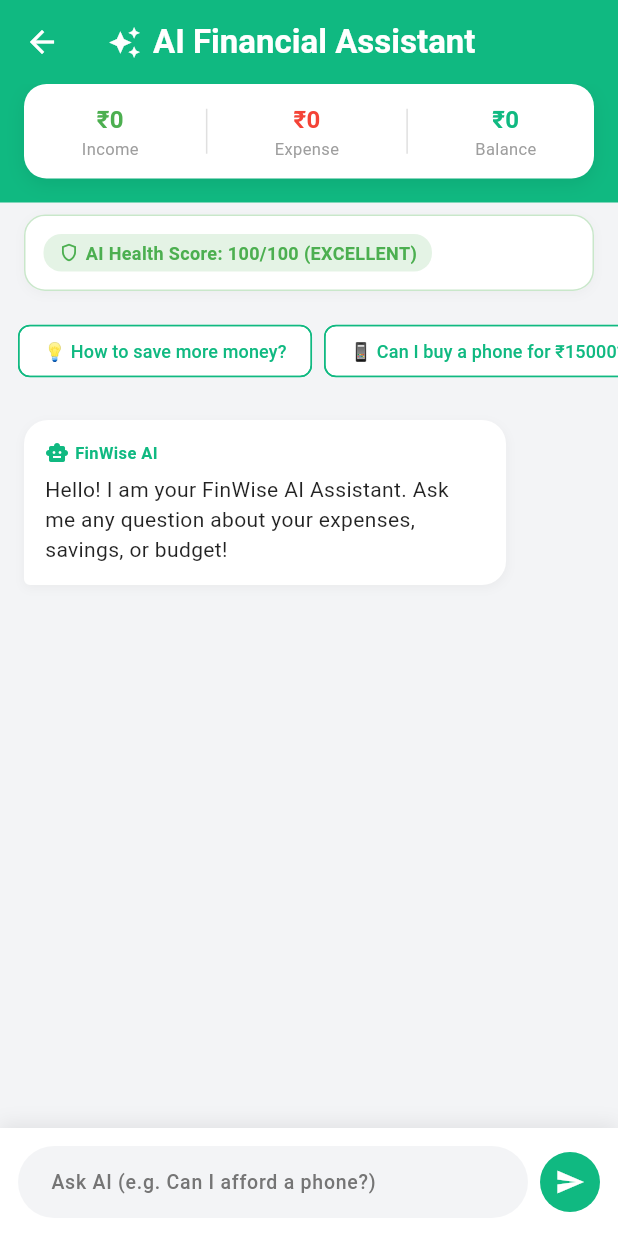
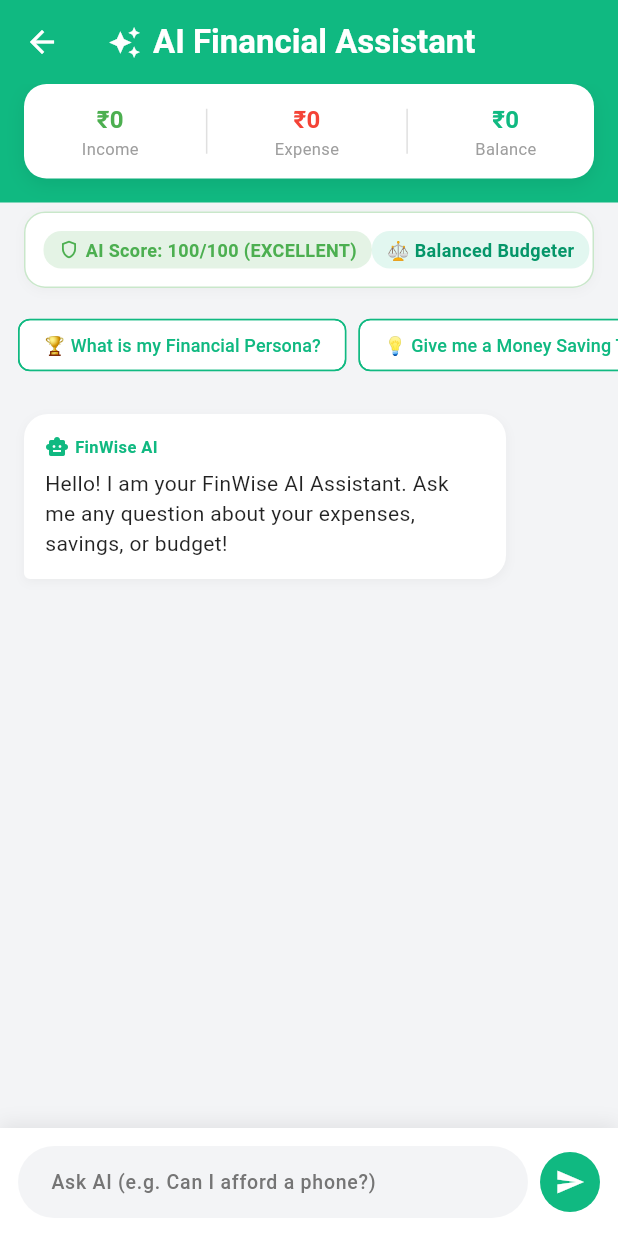
Before and after one commit to MISBAHZAFAR24/AI-Expense-Tracker-, a Flutter app: the AiAdvisorScreen screen opened directly, on a phone screen of 412 x 824 dp. Run offline on Flutter 3.47's test engine with Material 3 defaults, Android fonts, the phone set to English and light mode, and no system bars; our stand-ins replace fl_chart, shared_preferences; accounts and stored records are empty; network calls fail.

Commit message:
Implement AI Financial Persona Badge and Daily Smart Tip Card

```diff
--- a/lib/ai_advisor_screen.dart
+++ b/lib/ai_advisor_screen.dart
@@ -29,7 +29,9 @@ class _AiAdvisorScreenState extends State<AiAdvisorScreen> {
   final ScrollController _scrollController = ScrollController();
 
   final List<String> _quickPrompts = [
-    "💡 How to save more money?",
+    "🏆 What is my Financial Persona?",
+    "💡 Give me a Money Saving Tip",
+    "🎯 Help me plan a Savings Goal",
     "📱 Can I buy a phone for ₹15000?",
     "💳 Can I afford a ₹5000 EMI?",
     "📅 What is my safe daily spending limit?",
@@ -175,6 +177,7 @@ class _AiAdvisorScreenState extends State<AiAdvisorScreen> {
         children: [
           _buildSummaryCard(),
           _buildHealthScoreCard(),
+          _buildSmartTipCard(),
           _buildQuickPromptsBar(),
           Expanded(
             child: _isInitialLoading
@@ -243,6 +246,7 @@ class _AiAdvisorScreenState extends State<AiAdvisorScreen> {
     final healthScore = (_aiData?['healthScore'] ?? 100) as int;
     final riskLevel = (_aiData?['riskLevel'] ?? "EXCELLENT").toString();
     final warning = (_aiData?['topWarning'] ?? "").toString();
+    final persona = (_aiData?['financialPersona'] ?? "⚖️ Balanced Budgeter").toString();
 
     Color scoreColor = Colors.green;
     if (healthScore < 40) {
@@ -252,7 +256,7 @@ class _AiAdvisorScreenState extends State<AiAdvisorScreen> {
     }
 
     return Container(
-      margin: const EdgeInsets.symmetric(horizontal: 16, vertical: 8),
+      margin: const EdgeInsets.symmetric(horizontal: 16, vertical: 6),
       padding: const EdgeInsets.all(12),
       decoration: BoxDecoration(
         color: Colors.white,
@@ -270,6 +274,7 @@ class _AiAdvisorScreenState extends State<AiAdvisorScreen> {
         crossAxisAlignment: CrossAxisAlignment.start,
         children: [
           Row(
+            mainAxisAlignment: MainAxisAlignment.spaceBetween,
             children: [
               Container(
                 padding: const EdgeInsets.symmetric(horizontal: 10, vertical: 4),
@@ -282,7 +287,7 @@ class _AiAdvisorScreenState extends State<AiAdvisorScreen> {
                     Icon(Icons.shield_outlined, size: 14, color: scoreColor),
                     const SizedBox(width: 4),
                     Text(
-                      "AI Health Score: $healthScore/100 ($riskLevel)",
+                      "AI Score: $healthScore/100 ($riskLevel)",
                       style: TextStyle(
                         fontSize: 12,
                         fontWeight: FontWeight.bold,
@@ -290,6 +295,21 @@ class _AiAdvisorScreenState extends State<AiAdvisorScreen> {
                       ),
                     ),
                   ],
+                ),
+              ),
+              Container(
+                padding: const EdgeInsets.symmetric(horizontal: 10, vertical: 4),
+                decoration: BoxDecoration(
+                  color: const Color(0xFF10B981).withValues(alpha: 0.12),
+                  borderRadius: BorderRadius.circular(12),
+                ),
+                child: Text(
+                  persona,
+                  style: const TextStyle(
+                    fontSize: 12,
+                    fontWeight: FontWeight.bold,
+                    color: Color(0xFF059669),
+                  ),
                 ),
               ),
             ],
@@ -301,6 +321,33 @@ class _AiAdvisorScreenState extends State<AiAdvisorScreen> {
               style: const TextStyle(fontSize: 12, fontWeight: FontWeight.w500, color: Colors.black87),
             ),
           ],
+        ],
+      ),
+    );
+  }
+
+  Widget _buildSmartTipCard() {
+    final tip = (_aiData?['smartTip'] ?? "").toString();
+    if (tip.isEmpty) return const SizedBox();
+
+    return Container(
+      margin: const EdgeInsets.symmetric(horizontal: 16, vertical: 2),
+      padding: const EdgeInsets.symmetric(horizontal: 12, vertical: 8),
+      decoration: BoxDecoration(
+        color: const Color(0xFFFEF3C7),
+        borderRadius: BorderRadius.circular(12),
+        border: Border.all(color: const Color(0xFFF59E0B).withValues(alpha: 0.4)),
+      ),
+      child: Row(
+        children: [
+          const Icon(Icons.lightbulb_outline, color: Color(0xFFD97706), size: 18),
+          const SizedBox(width: 8),
+          Expanded(
+            child: Text(
+              tip,
+              style: const TextStyle(fontSize: 11, fontWeight: FontWeight.w600, color: Color(0xFF92400E)),
+            ),
+          ),
         ],
       ),
     );
```
Also changed, not shown: 1 other file.
